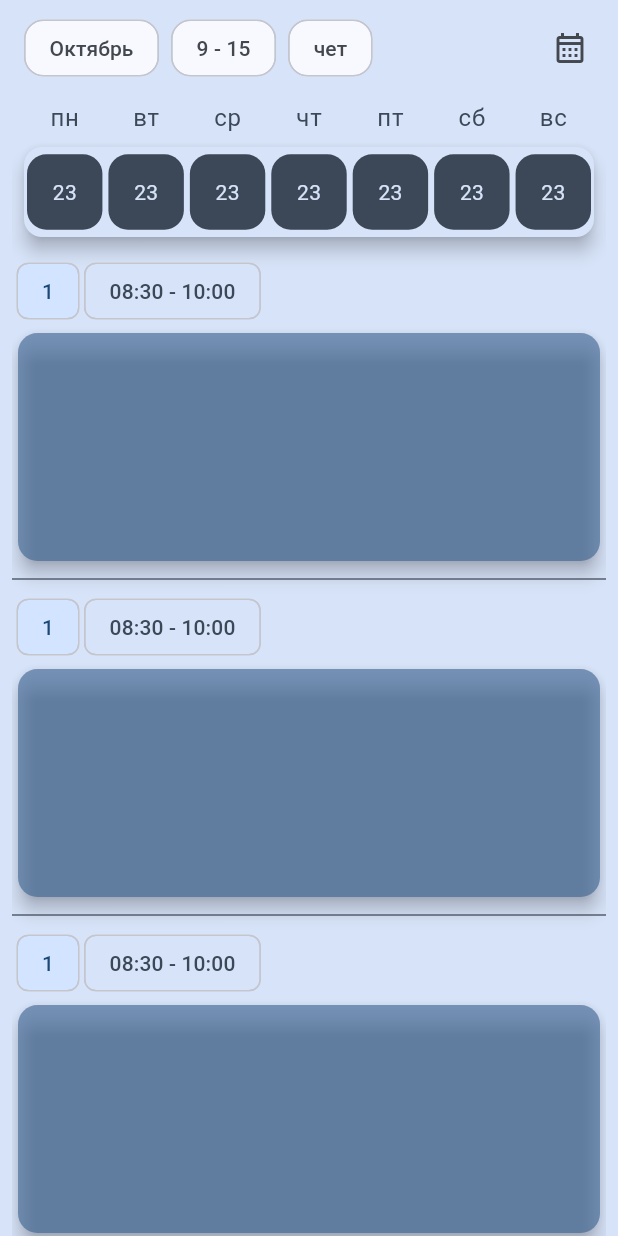
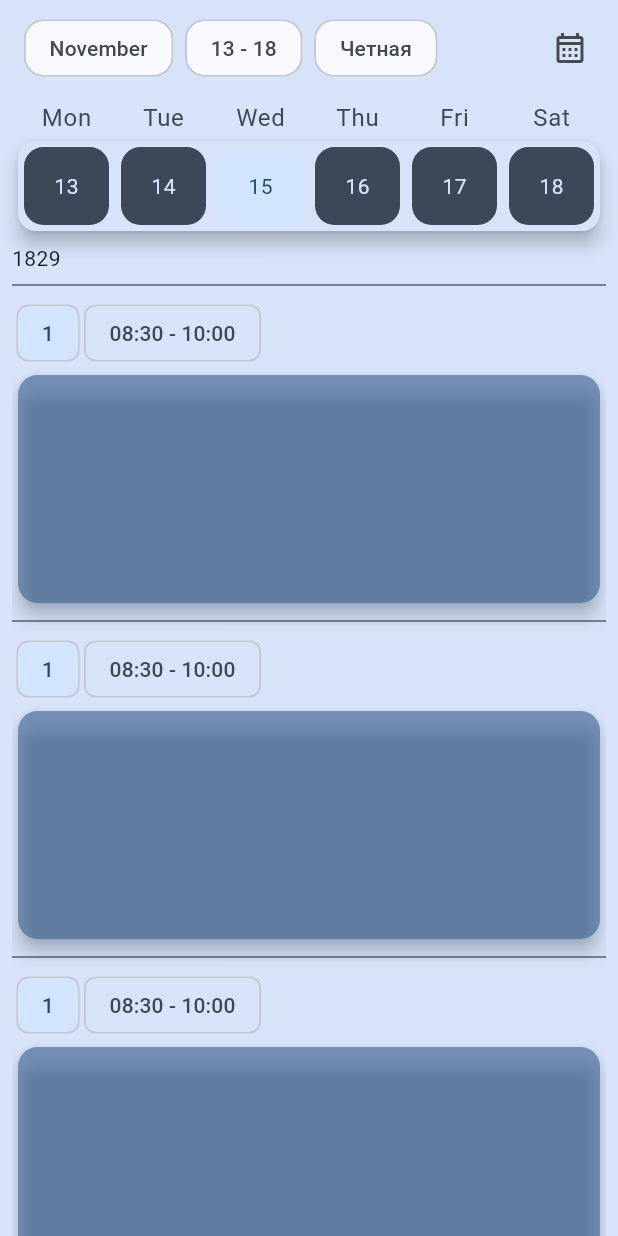
Before and after one commit to poslam/sem3-fefuschedule, a Flutter app: the screen it shows after launch, on a phone screen of 412 x 824 dp. Run offline on Flutter 3.47's test engine with Material 3 defaults, Android fonts, the phone set to English and light mode, and no system bars; our stand-ins replace chopper, flutter_mobx, get_it, get_storage, go_router, loading_animation_widget and 2 more; missing offline and left inert: balanced_text, flutter_login_yandex; generated files the repository leaves out were written again.

Commit message:
add base schedue

```diff
--- /dev/null
+++ b/app/devtools_options.yaml
@@ -0,0 +1 @@
+extensions:
--- a/app/lib/pages/schedule/widgets/date_picker.dart
+++ b/app/lib/pages/schedule/widgets/date_picker.dart
@@ -1,32 +1,45 @@
+import 'package:app/controllers/schedule/controller.dart';
+import 'package:app/logger.dart';
 import 'package:flutter/material.dart';
+import 'package:flutter_mobx/flutter_mobx.dart';
+import 'package:get_it/get_it.dart';
 
 class DatePicker extends StatelessWidget {
-  const DatePicker({super.key});
+  DatePicker({super.key});
+
+  final ScheduleWidgetController controller = GetIt.I<ScheduleWidgetController>();
 
   @override
   Widget build(BuildContext context) {
     return Card(
       color: Theme.of(context).colorScheme.secondaryContainer,
+      margin: EdgeInsets.zero,
       elevation: 5,
       child: ClipRRect(
         borderRadius: BorderRadius.circular(13),
         child: SizedBox(
           height: 60,
           child: PageView.builder(
-            itemBuilder: (BuildContext context, int index) {
+            controller: controller.datePickerPageController,
+            onPageChanged: (index) => logger.i(index),
+            itemBuilder: (BuildContext context, int index) => Observer(builder: (context) {
               return Row(
                 mainAxisAlignment: MainAxisAlignment.spaceEvenly,
-                children: [
-                  Expanded(child: DateButton()),
-                  Expanded(child: DateButton()),
-                  Expanded(child: DateButton()),
-                  Expanded(child: DateButton()),
-                  Expanded(child: DateButton()),
-                  Expanded(child: DateButton()),
-                  Expanded(child: DateButton()),
-                ],
+                children: controller
+                    .getWeekData(index)
+                    .weekDays
+                    .getRange(0, 6)
+                    .map(
+                      (day) => Expanded(
+                          child: DateButton(
+                        date: day.day.toString(),
+                        isSelected: day == controller.selectedDay,
+                        onTap: () => controller.setSelectedDay(day),
+                      )),
+                    )
+                    .toList(),
               );
-            },
+            }),
           ),
         ),
       ),
@@ -35,26 +48,42 @@ class DatePicker extends StatelessWidget {
 }
 
 class DateButton extends StatelessWidget {
-  const DateButton({super.key});
+  const DateButton({
+    super.key,
+    required this.date,
+    required this.isSelected,
+    required this.onTap,
+  });
+
+  final String date;
+  final bool isSelected;
+  final VoidCallback onTap;
 
   @override
   Widget build(BuildContext context) {
     return AspectRatio(
       aspectRatio: 1,
+      child: InkWell(
+        borderRadius: BorderRadius.circular(13),
+        onTap: onTap,
         child: Padding(
-        padding: const EdgeInsets.all(2.0),
-        child: Container(
+          padding: const EdgeInsets.all(4.0),
+          child: AnimatedContainer(
+            duration: Durations.medium2,
             decoration: BoxDecoration(
               borderRadius: BorderRadius.circular(13),
-            color: Theme.of(context).colorScheme.onSecondaryContainer,
+              color: isSelected
+                  ? Theme.of(context).colorScheme.primaryContainer
+                  : Theme.of(context).colorScheme.onSecondaryContainer,
             ),
             child: Center(
               child: Text(
-              "23",
-              style: Theme.of(context)
-                  .textTheme
-                  .bodyMedium!
-                  .copyWith(color: Theme.of(context).colorScheme.secondaryContainer),
+                date,
+                style: Theme.of(context).textTheme.bodyMedium!.copyWith(
+                    color: isSelected
+                        ? Theme.of(context).colorScheme.onPrimaryContainer
+                        : Theme.of(context).colorScheme.secondaryContainer),
+              ),
             ),
           ),
         ),
--- a/app/lib/pages/schedule/widgets/shedule_page.dart
+++ b/app/lib/pages/schedule/widgets/shedule_page.dart
@@ -1,23 +1,36 @@
+import 'package:app/controllers/schedule/controller.dart';
 import 'package:app/pages/schedule/widgets/date_picker.dart';
 import 'package:app/pages/schedule/widgets/week_day_indicator.dart';
 import 'package:flutter/material.dart';
+import 'package:flutter_mobx/flutter_mobx.dart';
+import 'package:get_it/get_it.dart';
 
 class ShedulePage extends StatelessWidget {
-  const ShedulePage({super.key});
+  ShedulePage({super.key});
+
+  final ScheduleWidgetController controller = GetIt.I<ScheduleWidgetController>();
 
   @override
   Widget build(BuildContext context) {
-    return ListView(
+    return Column(
       children: [
         Padding(
-          padding: const EdgeInsets.only(left: 8.0, right: 8.0),
+          padding: const EdgeInsets.only(left: 4.0, right: 4.0),
           child: WeekDayIndicator(),
         ),
         Padding(
           padding: const EdgeInsets.only(left: 4.0, right: 4.0, bottom: 8.0),
           child: DatePicker(),
         ),
-        EventCard(),
+        Observer(builder: (context) {
+          return Flexible(
+            child: PageView.builder(
+                controller: controller.datePageScrollController,
+                onPageChanged: (index) => controller.setDayOffSet(index),
+                itemBuilder: (context, index) {
+                  return ListView(
+                    children: [
+                      Text(index.toString()),
                       Divider(
                         color: Theme.of(context).colorScheme.secondary,
                       ),
@@ -49,7 +62,12 @@ class ShedulePage extends StatelessWidget {
                       Divider(
                         color: Theme.of(context).colorScheme.secondary,
                       ),
-        EventCard(),
+                      EventCard()
+                    ],
+                  );
+                }),
+          );
+        }),
       ],
     );
   }
--- a/app/lib/pages/schedule/widgets/week_day_indicator.dart
+++ b/app/lib/pages/schedule/widgets/week_day_indicator.dart
@@ -1,21 +1,30 @@
+import 'package:app/controllers/schedule/controller.dart';
 import 'package:app/utils.dart';
 import 'package:flutter/material.dart';
+import 'package:flutter_mobx/flutter_mobx.dart';
+import 'package:get_it/get_it.dart';
+import 'package:intl/intl.dart';
 
 class WeekDayIndicator extends StatelessWidget {
-  const WeekDayIndicator({super.key});
+  WeekDayIndicator({super.key});
+
+  final ScheduleWidgetController controller = GetIt.I<ScheduleWidgetController>();
 
   @override
   Widget build(BuildContext context) {
     return SizedBox(
       height: 30,
-      child: Row(
-        children: ["пн", "вт", "cр", "чт", "пт", "сб", "вс"]
+      child: Observer(
+          builder: (context) => Row(
+                // mainAxisAlignment: MainAxisAlignment.spaceBetween,
+                children: controller.selectedWeekData.weekDays
+                    .getRange(0, 6)
                     .map((day) => Expanded(
                           child: Padding(
                             padding: const EdgeInsets.all(2.0),
                             child: Center(
                               child: Text(
-                        day,
+                                DateFormat.E(Localizations.localeOf(context).languageCode).format(day),
                                 style: Theme.of(context).textTheme.bodyLarge!.copyWith(
                                       color: Theme.of(context).colorScheme.onSecondaryContainer,
                                     ),
@@ -24,7 +33,7 @@ class WeekDayIndicator extends StatelessWidget {
                           ),
                         ))
                     .toList(),
-      ),
+              )),
     );
   }
 }
```
Also changed, not shown: app/lib/controllers/schedule/controller.dart (+81 -24 lines), app/lib/controllers/schedule/data/controller.dart (added, +44 -0 lines), app/lib/controllers/schedule/data/converter.dart (added, +121 -0 lines), app/lib/controllers/schedule/data/service.dart (added, +228 -0 lines), app/lib/main.dart (+42 -6 lines), app/lib/models/lesson.dart (added, +45 -0 lines), app/lib/pages/schedule/widgets/week_data.dart (+18 -6 lines), app/nav_bar/pubspec.lock, app/pubspec.lock. Lines whose indentation alone changed are shown as unchanged.
